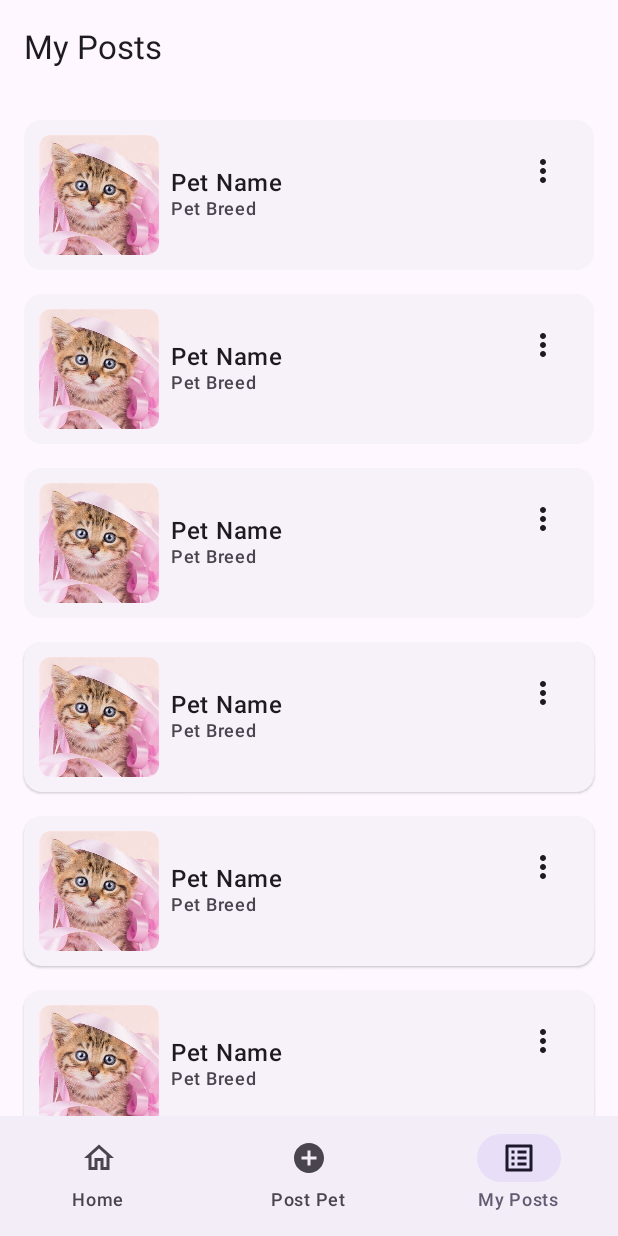
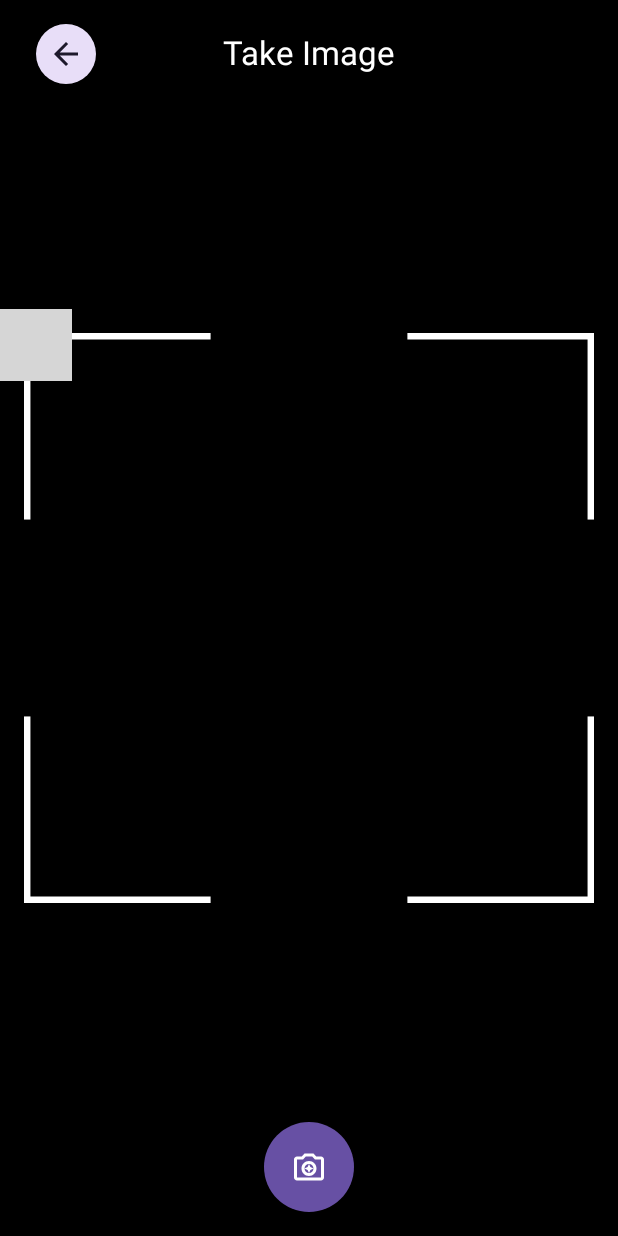
Before and after one commit to C23-PS008/opet-android-app, an Android app built with Jetpack Compose: the MyPostScreen screen opened through its navigation route, item 2 of the bottom bar chosen, on a phone screen of 412 x 824 dp. Run offline under Robolectric (Android 15) with nearby library versions, the phone set to English and light mode, and no system bars; libraries missing offline, so code that uses them is left out: androidx.camera.core, androidx.camera.lifecycle, androidx.camera.view; 6 statements that could not run were skipped; grey boxes are pictures that could not be loaded.

Commit message:
take image

```diff
--- a/app/src/main/java/com/c23ps008/opet/ui/navigation/OpetNavGraph.kt
+++ b/app/src/main/java/com/c23ps008/opet/ui/navigation/OpetNavGraph.kt
@@ -19,6 +19,10 @@ import com.c23ps008.opet.ui.screen.my_post.MyPostDestination
 import com.c23ps008.opet.ui.screen.my_post.MyPostScreen
 import com.c23ps008.opet.ui.screen.pet_detail.PetDetailDestination
 import com.c23ps008.opet.ui.screen.pet_detail.PetDetailScreen
+import com.c23ps008.opet.ui.screen.post_camera.ConfirmImageDestination
+import com.c23ps008.opet.ui.screen.post_camera.ConfirmImageScreen
+import com.c23ps008.opet.ui.screen.post_camera.PostCameraDestination
+import com.c23ps008.opet.ui.screen.post_camera.PostCameraScreen
 import com.c23ps008.opet.ui.screen.post_pet.PostPetDestination
 import com.c23ps008.opet.ui.screen.post_pet.PostPetScreen
 import com.c23ps008.opet.ui.screen.profile.ProfileDestination
@@ -27,6 +31,7 @@ import com.c23ps008.opet.ui.screen.register.RegisterDestination
 import com.c23ps008.opet.ui.screen.register.RegisterScreen
 import com.c23ps008.opet.ui.screen.splash.SplashDestination
 import com.c23ps008.opet.ui.screen.splash.SplashScreen
+import java.net.URLEncoder
 
 @Composable
 fun OPetNavGraph(navController: NavHostController, modifier: Modifier = Modifier) {
@@ -67,7 +72,8 @@ fun OPetNavGraph(navController: NavHostController, modifier: Modifier = Modifier
                 navigateToProfile = { navController.navigate(ProfileDestination.route) },
                 navigateToDetail = { navController.navigate("${PetDetailDestination.route}/$it") },
                 navigateToViewAllPet = { navController.navigate(AllPetDestination.route) },
-                navigateToMyPost = { navController.navigate(MyPostDestination.route) })
+                navigateToMyPost = { navController.navigate(MyPostDestination.route) },
+                navigateToPostPet = { navController.navigate(PostCameraDestination.route) })
         }
         composable(ProfileDestination.route) {
             ProfileScreen(onNavigateUp = { navController.navigateUp() })
@@ -91,8 +97,29 @@ fun OPetNavGraph(navController: NavHostController, modifier: Modifier = Modifier
         composable(MyPostDestination.route) {
             MyPostScreen(
                 navigateToHome = { navController.navigate(HomeDestination.route) },
-                navigateToDetail = { navController.navigate("${PetDetailDestination.route}/$it") }
+                navigateToDetail = { navController.navigate("${PetDetailDestination.route}/$it") },
+                navigateToPostPet = { navController.navigate(PostCameraDestination.route) }
             )
+        }
+        composable(PostCameraDestination.route) {
+            PostCameraScreen(onCaptureSuccess = {
+                navController.navigate(
+                    "${ConfirmImageDestination.route}/${
+                        URLEncoder.encode(
+                            it,
+                            "UTF-8"
+                        )
+                    }"
+                )
+            }, onNavigateUp = { navController.navigateUp() })
+        }
+        composable(
+            route = ConfirmImageDestination.routeWithArgs,
+            arguments = listOf(navArgument(ConfirmImageDestination.imgUriArg) {
+                type = NavType.StringType
+            })
+        ) {
+            ConfirmImageScreen(onNavigateUp = { navController.navigateUp() })
         }
     }
 }
--- /dev/null
+++ b/app/src/main/java/com/c23ps008/opet/ui/screen/AppViewModelProvider.kt
@@ -0,0 +1,18 @@
+package com.c23ps008.opet.ui.screen
+
+import androidx.lifecycle.createSavedStateHandle
+import androidx.lifecycle.viewmodel.initializer
+import androidx.lifecycle.viewmodel.viewModelFactory
+import com.c23ps008.opet.ui.screen.permissions_dialog.PermissionsViewModel
+import com.c23ps008.opet.ui.screen.post_camera.ConfirmImageViewModel
+
+object AppViewModelProvider {
+    val Factory = viewModelFactory {
+        initializer {
+            PermissionsViewModel()
+        }
+        initializer {
+            ConfirmImageViewModel(this.createSavedStateHandle())
+        }
+    }
+}
--- a/app/src/main/java/com/c23ps008/opet/ui/screen/my_post/MyPostScreen.kt
+++ b/app/src/main/java/com/c23ps008/opet/ui/screen/my_post/MyPostScreen.kt
@@ -51,17 +51,18 @@ object MyPostDestination : NavigationDestination {
 }
 
 @Composable
-fun MyPostScreen(modifier: Modifier = Modifier, navigateToHome: () -> Unit, navigateToDetail: (Int) -> Unit) {
-    MyPostContent(modifier = modifier, navigateToHome = navigateToHome, navigateToDetail = navigateToDetail)
+fun MyPostScreen(modifier: Modifier = Modifier, navigateToHome: () -> Unit, navigateToPostPet: () -> Unit, navigateToDetail: (Int) -> Unit) {
+    MyPostContent(modifier = modifier, navigateToHome = navigateToHome, navigateToPostPet = navigateToPostPet, navigateToDetail = navigateToDetail)
 }
 
 @OptIn(ExperimentalMaterial3Api::class)
 @Composable
-fun MyPostContent(modifier: Modifier = Modifier, navigateToHome: () -> Unit, navigateToDetail: (Int) -> Unit) {
+fun MyPostContent(modifier: Modifier = Modifier, navigateToHome: () -> Unit, navigateToPostPet: () -> Unit,navigateToDetail: (Int) -> Unit) {
     Scaffold(modifier = modifier, bottomBar = {
         OPetNavigationBar(
             currentRoute = MyPostDestination.route,
-            navigateToHome = navigateToHome
+            navigateToHome = navigateToHome,
+            navigateToPostPet = navigateToPostPet
         )
     }, topBar = { MyPostTopBar() }) { paddingValues ->
         LazyColumn(
@@ -169,6 +170,6 @@ fun ActionDropDown(modifier: Modifier = Modifier, expanded: Boolean, onDismissRe
 @Composable
 fun MyPostContentPreview() {
     OPetTheme {
-        MyPostContent(navigateToHome = {}, navigateToDetail = {})
+        MyPostContent(navigateToHome = {}, navigateToDetail = {}, navigateToPostPet = {})
     }
 }
--- /dev/null
+++ b/app/src/main/java/com/c23ps008/opet/ui/screen/permissions_dialog/PermissionsViewModel.kt
@@ -0,0 +1,18 @@
+package com.c23ps008.opet.ui.screen.permissions_dialog
+
+import androidx.compose.runtime.mutableStateListOf
+import androidx.lifecycle.ViewModel
+
+class PermissionsViewModel : ViewModel() {
+    val visiblePermissionDialogQueue = mutableStateListOf<String>()
+
+    fun dismissDialog() {
+        visiblePermissionDialogQueue.removeFirst()
+    }
+
+    fun onPermissionResult(permission: String, isGranted: Boolean) {
+        if (!isGranted && !visiblePermissionDialogQueue.contains(permission)) {
+            visiblePermissionDialogQueue.add(permission)
+        }
+    }
+}
--- /dev/null
+++ b/app/src/main/java/com/c23ps008/opet/ui/screen/post_camera/PostCameraScreen.kt
@@ -0,0 +1,305 @@
+package com.c23ps008.opet.ui.screen.post_camera
+
+import android.Manifest
+import android.app.Activity
+import android.content.ContentValues
+import android.content.Intent
+import android.net.Uri
+import android.os.Build
+import android.provider.MediaStore
+import android.provider.Settings
+import android.util.Log
+import android.view.ViewGroup
+import android.view.ViewGroup.LayoutParams.MATCH_PARENT
+import android.widget.Toast
+import androidx.activity.compose.rememberLauncherForActivityResult
+import androidx.activity.result.contract.ActivityResultContracts
+import androidx.camera.core.AspectRatio
+import androidx.camera.core.CameraSelector
+import androidx.camera.core.ImageCapture
+import androidx.camera.core.ImageCaptureException
+import androidx.camera.core.Preview
+import androidx.camera.lifecycle.ProcessCameraProvider
+import androidx.camera.view.PreviewView
+import androidx.compose.foundation.Image
+import androidx.compose.foundation.background
+import androidx.compose.foundation.layout.Box
+import androidx.compose.foundation.layout.WindowInsets
+import androidx.compose.foundation.layout.aspectRatio
+import androidx.compose.foundation.layout.fillMaxSize
+import androidx.compose.foundation.layout.fillMaxWidth
+import androidx.compose.foundation.layout.padding
+import androidx.compose.foundation.layout.size
+import androidx.compose.material.icons.Icons
+import androidx.compose.material.icons.filled.ArrowBack
+import androidx.compose.material.icons.outlined.CameraEnhance
+import androidx.compose.material3.CenterAlignedTopAppBar
+import androidx.compose.material3.ExperimentalMaterial3Api
+import androidx.compose.material3.FilledIconButton
+import androidx.compose.material3.FilledTonalIconButton
+import androidx.compose.material3.Icon
+import androidx.compose.material3.Text
+import androidx.compose.material3.TopAppBarDefaults
+import androidx.compose.runtime.Composable
+import androidx.compose.runtime.LaunchedEffect
+import androidx.compose.runtime.getValue
+import androidx.compose.runtime.mutableStateOf
+import androidx.compose.runtime.remember
+import androidx.compose.ui.Alignment
+import androidx.compose.ui.Modifier
+import androidx.compose.ui.graphics.Color
+import androidx.compose.ui.platform.LocalContext
+import androidx.compose.ui.platform.LocalLifecycleOwner
+import androidx.compose.ui.res.painterResource
+import androidx.compose.ui.res.stringResource
+import androidx.compose.ui.unit.dp
+import androidx.compose.ui.viewinterop.AndroidView
+import androidx.core.app.ActivityCompat.shouldShowRequestPermissionRationale
+import androidx.core.content.ContextCompat
+import androidx.lifecycle.LifecycleOwner
+import androidx.lifecycle.viewmodel.compose.viewModel
+import com.c23ps008.opet.R
+import com.c23ps008.opet.ui.navigation.NavigationDestination
+import com.c23ps008.opet.ui.screen.AppViewModelProvider
+import com.c23ps008.opet.ui.screen.permissions_dialog.CameraPermissionTextProvider
+import com.c23ps008.opet.ui.screen.permissions_dialog.PermissionsDialogScreen
+import com.c23ps008.opet.ui.screen.permissions_dialog.PermissionsViewModel
+import com.c23ps008.opet.ui.theme.OPetTheme
+
+object PostCameraDestination : NavigationDestination {
+    override val route: String = "take-picture-for-post"
+}
+
+@Composable
+fun PostCameraScreen(
+    onCaptureSuccess: (String) -> Unit,
+    onNavigateUp: () -> Unit,
+    permissionViewModel: PermissionsViewModel = viewModel(factory = AppViewModelProvider.Factory),
+) {
+    val permissionsToRequest =
+        arrayOf(Manifest.permission.CAMERA, Manifest.permission.WRITE_EXTERNAL_STORAGE)
+    val permissionDialogQueue = permissionViewModel.visiblePermissionDialogQueue
+
+    val requestPermission = rememberLauncherForActivityResult(
+        contract = ActivityResultContracts.RequestMultiplePermissions(),
+        onResult = { perms ->
+            permissionsToRequest.forEach { permission ->
+                permissionViewModel.onPermissionResult(
+                    permission = permission,
+                    isGranted = perms[permission] == true
+                )
+            }
+        }
+    )
+    val context = LocalContext.current
+
+    val imageCapture by remember {
+        mutableStateOf(
+            ImageCapture.Builder().setCaptureMode(ImageCapture.CAPTURE_MODE_MINIMIZE_LATENCY)
+                .setTargetAspectRatio(AspectRatio.RATIO_4_3)
+                .build()
+        )
+    }
+
+    LaunchedEffect(Unit) {
+        requestPermission.launch(permissionsToRequest)
+    }
+
+
+    permissionDialogQueue.reversed().forEach { permission ->
+        PermissionsDialogScreen(
+            permissionTextProvider = when (permission) {
+                Manifest.permission.CAMERA -> CameraPermissionTextProvider()
+                else -> return@forEach
+            },
+            isPermanentlyDeclined = !shouldShowRequestPermissionRationale(
+                context as Activity,
+                permission
+            ),
+            onDismiss = {
+                permissionViewModel.dismissDialog()
+                onNavigateUp()
+            },
+            onOkClick = {
+                permissionViewModel.dismissDialog()
+                requestPermission.launch(permissionsToRequest)
+            },
+            onGoToAppSettingsClick = {
+                val intent = Intent(
+                    Settings.ACTION_APPLICATION_DETAILS_SETTINGS,
+                    Uri.fromParts("package", context.packageName, null)
+                )
+                context.startActivity(intent)
+            },
+        )
+    }
+
+    val onCaptureImage: () -> Unit = {
+        val timestamp = System.currentTimeMillis()
+        val imageFileName = "OPet_IMG_$timestamp.jpg"
+        val contentValues = ContentValues().apply {
+            put(MediaStore.MediaColumns.DISPLAY_NAME, imageFileName)
+            put(MediaStore.MediaColumns.MIME_TYPE, "image/jpeg")
+            if (Build.VERSION.SDK_INT > Build.VERSION_CODES.P) {
+                put(MediaStore.Images.Media.RELATIVE_PATH, "Pictures/OPet")
+            }
+        }
+
+        val imageCaptureOptions = ImageCapture.OutputFileOptions.Builder(
+            context.contentResolver,
+            MediaStore.Images.Media.EXTERNAL_CONTENT_URI,
+            contentValues
+        ).build()
+        imageCapture.takePicture(
+            imageCaptureOptions, ContextCompat.getMainExecutor(context),
+            object : ImageCapture.OnImageSavedCallback {
+                override fun onImageSaved(outputFileResults: ImageCapture.OutputFileResults) {
+                    val savedUri = outputFileResults.savedUri
+                    Log.d("TEST", "Photo capture succeeded: $savedUri")
+                    onCaptureSuccess(savedUri.toString())
+                }
+
+                override fun onError(exception: ImageCaptureException) {
+                    Toast.makeText(
+                        context,
+                        "Image capture failed ${exception.message}",
+                        Toast.LENGTH_SHORT
+                    ).show()
+                    Log.d("TEST", "Image capture failed: ${exception.message}", exception)
+                }
+
+            }
+        )
+    }
+
+    TakeCameraLayout(onNavigateUp = onNavigateUp, onCaptureImage = onCaptureImage) {
+        CameraPreview(imageCapture = imageCapture)
+    }
+}
+
+@OptIn(ExperimentalMaterial3Api::class)
+@Composable
+private fun TakeCameraLayout(
+    modifier: Modifier = Modifier,
+    onCaptureImage: () -> Unit,
+    onNavigateUp: () -> Unit,
+    content: @Composable () -> Unit,
+) {
+    Box(
+        modifier = modifier
+            .fillMaxSize()
+            .background(Color.Black),
+    ) {
+        Box(modifier = Modifier.align(Alignment.Center)) {
+            content()
+        }
+        CenterAlignedTopAppBar(
+            modifier = modifier
+                .fillMaxWidth()
+                .align(Alignment.TopCenter),
+            windowInsets = WindowInsets(16.dp, 4.dp, 16.dp, 4.dp),
+            title = { Text(text = "Take Image", color = Color.White) },
+            colors = TopAppBarDefaults.centerAlignedTopAppBarColors(containerColor = Color.Transparent),
+            navigationIcon = {
+                FilledTonalIconButton(
+                    onClick = onNavigateUp
+                ) {
+                    Icon(
+                        imageVector = Icons.Default.ArrowBack,
+                        contentDescription = stringResource(id = R.string.menu_back)
+                    )
+                }
+            })
+        FilledIconButton(
+            onClick = onCaptureImage, modifier = Modifier
+                .size(92.dp)
+                .align(
+                    Alignment.BottomCenter
+                )
+                .padding(16.dp)
+        ) {
+            Icon(
+                imageVector = Icons.Outlined.CameraEnhance,
+                contentDescription = stringResource(R.string.take_image)
+            )
+        }
+        Image(
+            modifier = Modifier.fillMaxWidth().aspectRatio(1f).padding(16.dp).align(Alignment.Center),
+            painter = painterResource(id = R.drawable.__1_ratio_helper),
+            contentDescription = null
+        )
+
+    }
+}
+
+@Composable
+private fun CameraPreview(modifier: Modifier = Modifier, imageCapture: ImageCapture?) {
+    val lifecycleOwner = LocalLifecycleOwner.current
+    val context = LocalContext.current
+    val cameraProvideFuture = remember {
+        ProcessCameraProvider.getInstance(context)
+    }
+
+    Box(
+        modifier
+            .fillMaxSize()
+            .aspectRatio(1f)
+    ) {
+        AndroidView(
+            factory = { ctx ->
+                val preview = PreviewView(ctx).apply {
+                    this.scaleType = PreviewView.ScaleType.FILL_CENTER
+                    layoutParams = ViewGroup.LayoutParams(MATCH_PARENT, MATCH_PARENT)
+                    implementationMode = PreviewView.ImplementationMode.COMPATIBLE
+                }
+                val executor = ContextCompat.getMainExecutor(ctx)
+                cameraProvideFuture.addListener({
+                    val cameraProvider = cameraProvideFuture.get()
+                    bindPreview(
+                        lifecycleOwner,
+                        preview,
+                        imageCapture,
+                        cameraProvider,
+                    )
+                }, executor)
+                preview
+            },
+            modifier = modifier
+        )
+    }
+}
+
+private fun bindPreview(
+    lifecycleOwner: LifecycleOwner,
+    previewView: PreviewView,
+    imageCapture: ImageCapture?,
+    cameraProvider: ProcessCameraProvider,
+) {
+    val preview = Preview.Builder().setTargetAspectRatio(AspectRatio.RATIO_4_3).build().also {
+        it.setSurfaceProvider(previewView.surfaceProvider)
+    }
+
+    try {
+        cameraProvider.unbindAll()
+        cameraProvider.bindToLifecycle(
+            lifecycleOwner,
+            CameraSelector.DEFAULT_BACK_CAMERA,
+            preview,
+            imageCapture
+        )
+    } catch (e: Exception) {
+        Log.e("POSTCAMERA", "Camera x binding failed.", e)
+    }
+}
+
+@androidx.compose.ui.tooling.preview.Preview(showBackground = true, showSystemUi = true)
+@Composable
+fun TakeCameraPreview() {
+    OPetTheme {
+        TakeCameraLayout(
+            onNavigateUp = {},
+            content = {},
+            onCaptureImage = {}
+        )
+    }
+}
--- a/app/src/main/java/com/c23ps008/opet/ui/screen/takepicture/TakePictureScreen.kt
+++ /dev/null
@@ -1 +0,0 @@
-package com.c23ps008.opet.ui.screen.takepicture
--- /dev/null
+++ b/app/src/main/java/com/c23ps008/opet/utils/Utils.kt
@@ -0,0 +1 @@
+package com.c23ps008.opet.utils
--- /dev/null
+++ b/app/src/main/res/drawable/__1_ratio_helper.xml
@@ -0,0 +1,34 @@
+<vector xmlns:android="http://schemas.android.com/apk/res/android"
+    android:width="200dp"
+    android:height="200dp"
+    android:viewportWidth="354"
+    android:viewportHeight="354">
+  <group>
+    <clip-path
+        android:pathData="M0,0H116V116H0V0Z"/>
+    <path
+        android:pathData="M0,0V-4H-4V0H0ZM0,4H116V-4H0V4ZM4,116V0H-4V116H4Z"
+        android:fillColor="#ffffff"/>
+  </group>
+  <group>
+    <clip-path
+        android:pathData="M238,0H354V116H238V0Z"/>
+    <path
+        android:pathData="M354,0H358V-4H354V0ZM238,4H354V-4H238V4ZM350,0V116H358V0H350Z"
+        android:fillColor="#ffffff"/>
+  </group>
+  <group>
+    <clip-path
+        android:pathData="M0,238H116V354H0V238Z"/>
+    <path
+        android:pathData="M0,354H-4V358H0V354ZM116,350H0V358H116V350ZM4,354V238H-4V354H4Z"
+        android:fillColor="#ffffff"/>
+  </group>
+  <group>
+    <clip-path
+        android:pathData="M238,238H354V354H238V238Z"/>
+    <path
+        android:pathData="M354,354V358H358V354H354ZM350,238V354H358V238H350ZM354,350H238V358H354V350Z"
+        android:fillColor="#ffffff"/>
+  </group>
+</vector>
--- a/app/src/main/res/values/strings.xml
+++ b/app/src/main/res/values/strings.xml
@@ -41,4 +41,5 @@
     <string name="menu_search">menu_search</string>
     <string name="my_pet">my pet</string>
     <string name="view_action">view action</string>
+    <string name="take_image">take image</string>
 </resources>
```
Also changed, not shown: app/build.gradle (+8 -0 lines), app/src/main/AndroidManifest.xml (+7 -0 lines), app/src/main/java/com/c23ps008/opet/ui/screen/home/HomeScreen.kt (+6 -1 lines), app/src/main/java/com/c23ps008/opet/ui/screen/permissions_dialog/PermissionsDialogScreen.kt (added, +76 -0 lines), app/src/main/java/com/c23ps008/opet/ui/screen/post_camera/ConfirmImageScreen.kt (added, +113 -0 lines), app/src/main/java/com/c23ps008/opet/ui/screen/post_camera/ConfirmImageViewModel.kt (added, +8 -0 lines).
